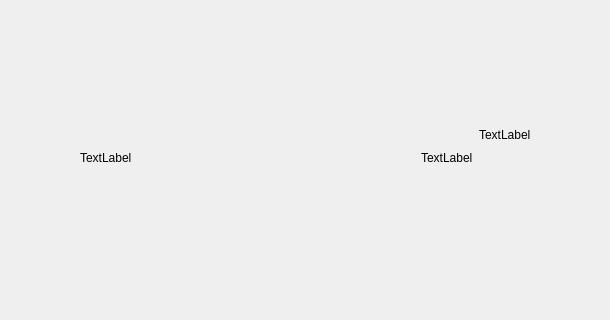
The window that plugins/paintops/libpaintop/forms/wdgcurveoption.ui (KDE/krita) describes before a commit, drawn with Qt 5; both pictures show x 117 to 727 and y 195 to 515 of the 1110 by 658 pixel window.
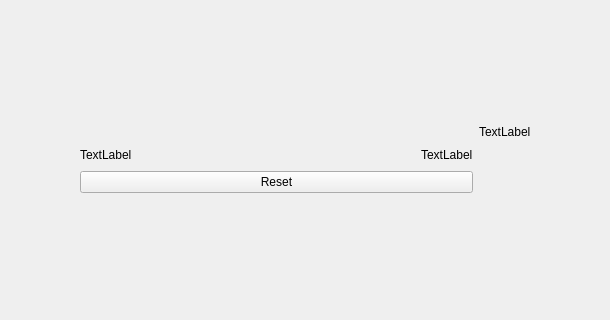
The same window after the commit. Custom widgets are drawn as their Qt base class.

Commit message: add reset button for curve widget in brush editor. This code was reviewed as part of D5559. Patch submitted by Aniketh Girish

Patch:
```diff
--- a/plugins/paintops/libpaintop/forms/wdgcurveoption.ui
+++ b/plugins/paintops/libpaintop/forms/wdgcurveoption.ui
@@ -77,7 +77,7 @@
    </item>
    <item row="2" column="1">
     <layout class="QGridLayout" name="gridLayout_2">
-     <item row="0" column="0">
+     <item row="0" column="1">
       <layout class="QGridLayout" name="gridLayout">
        <item row="1" column="0">
         <widget class="KisCurveWidget" name="curveWidget" native="true">
@@ -191,9 +191,16 @@
          </property>
         </widget>
        </item>
+       <item row="3" column="0">
+        <widget class="QPushButton" name="CurveResetButton">
+         <property name="text">
+          <string>Reset</string>
+         </property>
+        </widget>
+       </item>
       </layout>
      </item>
-     <item row="0" column="1">
+     <item row="0" column="3">
       <spacer name="horizontalSpacer_2">
        <property name="orientation">
         <enum>Qt::Horizontal</enum>
@@ -206,7 +213,7 @@
        </property>
       </spacer>
      </item>
-     <item row="1" column="0">
+     <item row="1" column="1">
       <spacer name="verticalSpacer">
        <property name="orientation">
         <enum>Qt::Vertical</enum>
```
Left out of the diff: 86 changed lines with no effect on the pictures. The commit also changes 2 other files.
